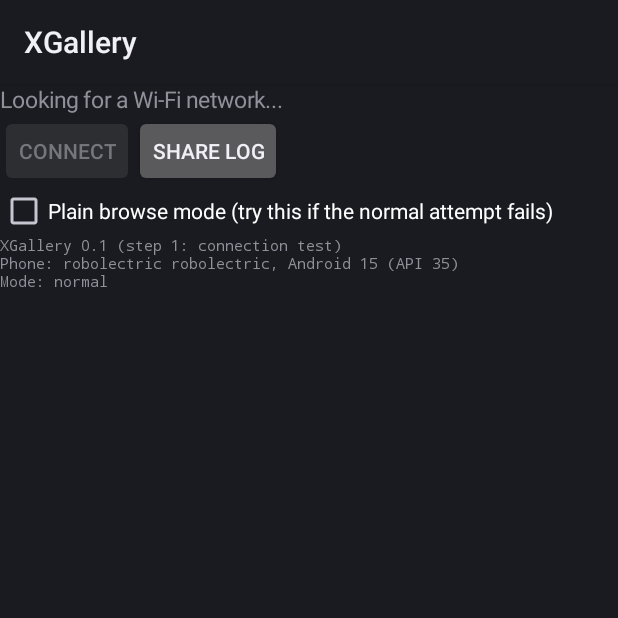
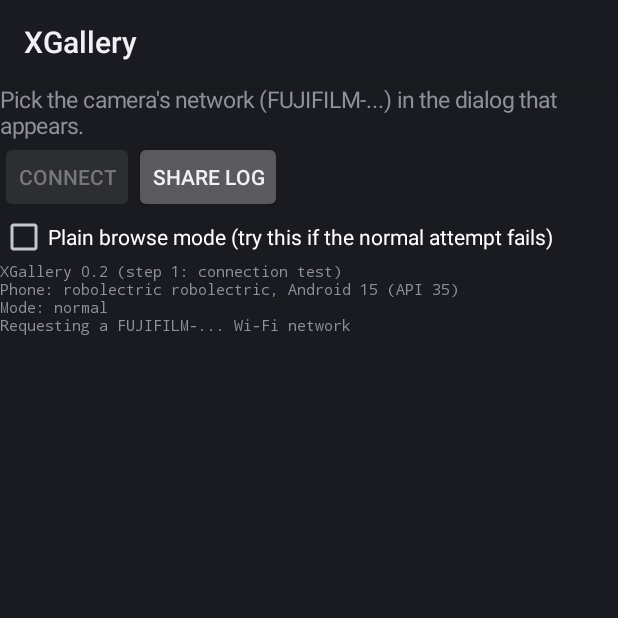
Before and after one commit to mokokocode/xgallery, an Android app: the screen it shows after launch (MainActivity), after a tap on "CONNECT", on a phone screen of 412 x 824 dp, the top half of it. Run offline under Robolectric (Android 15) with nearby library versions, the phone set to English and light mode, and no system bars.

Commit message:
Add files via upload

```diff
--- a/app/build.gradle
+++ b/app/build.gradle
@@ -8,10 +8,10 @@ android {
 
     defaultConfig {
         applicationId 'app.xgallery'
-        minSdk 26
         targetSdk 35
-        versionCode 1
-        versionName '0.1'
+        minSdk 29
+        versionCode 2
+        versionName '0.2'
     }
 
     signingConfigs {
--- a/app/src/main/AndroidManifest.xml
+++ b/app/src/main/AndroidManifest.xml
@@ -4,6 +4,8 @@
     <uses-permission android:name="android.permission.INTERNET" />
     <uses-permission android:name="android.permission.ACCESS_NETWORK_STATE" />
     <uses-permission android:name="android.permission.CHANGE_NETWORK_STATE" />
+    <uses-permission android:name="android.permission.ACCESS_WIFI_STATE" />
+    <uses-permission android:name="android.permission.CHANGE_WIFI_STATE" />
 
     <application
         android:label="XGallery"
--- a/app/src/main/java/app/xgallery/MainActivity.java
+++ b/app/src/main/java/app/xgallery/MainActivity.java
@@ -11,6 +11,8 @@ import android.net.LinkProperties;
 import android.net.Network;
 import android.net.NetworkCapabilities;
 import android.net.NetworkRequest;
+import android.net.wifi.WifiNetworkSpecifier;
+import android.os.PatternMatcher;
 import android.os.Build;
 import android.os.Bundle;
 import android.os.Handler;
@@ -40,7 +42,7 @@ import app.xgallery.ptp.ObjectInfo;
  */
 public final class MainActivity extends Activity {
 
-	private static final String VERSION = "0.1 (step 1: connection test)";
+	private static final String VERSION = "0.2 (step 1: connection test)";
 	private static final String CLIENT_NAME = "XGallery";
 	private static final int THUMBS_TO_TEST = 10;
 
@@ -66,9 +68,7 @@ public final class MainActivity extends Activity {
 		getWindow().addFlags(WindowManager.LayoutParams.FLAG_KEEP_SCREEN_ON);
 		setContentView(buildLayout());
 		setStatus("1. On the camera, start WIRELESS COMMUNICATION.\n"
-				+ "2. In Android Wi-Fi settings, join the camera's network (FUJIFILM-...). "
-				+ "If the phone warns there is no internet, choose to stay connected.\n"
-				+ "3. Come back here and tap Connect.");
+				+ "2. Tap Connect and pick the camera's network (FUJIFILM-...) in the dialog.");
 	}
 
 	@Override
@@ -182,10 +182,19 @@ public final class MainActivity extends Activity {
 
 		// Ask for the Wi-Fi network even though it has no internet access. Sockets created from it
 		// stay on the camera's network instead of being routed over mobile data.
+		// Ask Android to join the camera's own network (SSIDs start with "FUJIFILM-"). Android shows a
+		// dialog listing matching networks; the app then gets a connection to that network only, so it
+		// can't end up talking to the home Wi-Fi instead.
+		WifiNetworkSpecifier specifier = new WifiNetworkSpecifier.Builder()
+				.setSsidPattern(new PatternMatcher("FUJIFILM-", PatternMatcher.PATTERN_PREFIX))
+				.build();
 		NetworkRequest request = new NetworkRequest.Builder()
 				.addTransportType(NetworkCapabilities.TRANSPORT_WIFI)
 				.removeCapability(NetworkCapabilities.NET_CAPABILITY_INTERNET)
+				.setNetworkSpecifier(specifier)
 				.build();
+		log("Requesting a FUJIFILM-... Wi-Fi network");
+		setStatus("Pick the camera's network (FUJIFILM-...) in the dialog that appears.");
 		final AtomicBoolean started = new AtomicBoolean(false);
 		networkCallback = new ConnectivityManager.NetworkCallback() {
 			@Override
@@ -197,9 +206,10 @@ public final class MainActivity extends Activity {
 			@Override
 			public void onUnavailable() {
 				if (!started.compareAndSet(false, true)) return;
-				log("No Wi-Fi network available.");
-				finish("FAILED: the phone is not connected to Wi-Fi. Join the camera's FUJIFILM-... "
-						+ "network in Android settings, then tap Connect again.");
+				log("Android did not connect to a FUJIFILM-... network (no match found, dialog cancelled, "
+						+ "or timed out).");
+				finish("FAILED: couldn't join the camera's Wi-Fi. Make sure WIRELESS COMMUNICATION is "
+						+ "running on the camera, then tap Connect and pick the FUJIFILM-... network.");
 			}
 
 			@Override
@@ -208,7 +218,8 @@ public final class MainActivity extends Activity {
 			}
 		};
 		try {
-			connectivity.requestNetwork(request, networkCallback, 15000);
+			// Long timeout: it includes the time the user takes to answer the dialog
+			connectivity.requestNetwork(request, networkCallback, 60000);
 		} catch (RuntimeException e) {
 			log("requestNetwork failed: " + e);
 			finish("FAILED: could not ask Android for the Wi-Fi network (" + e.getMessage() + ")");
```
